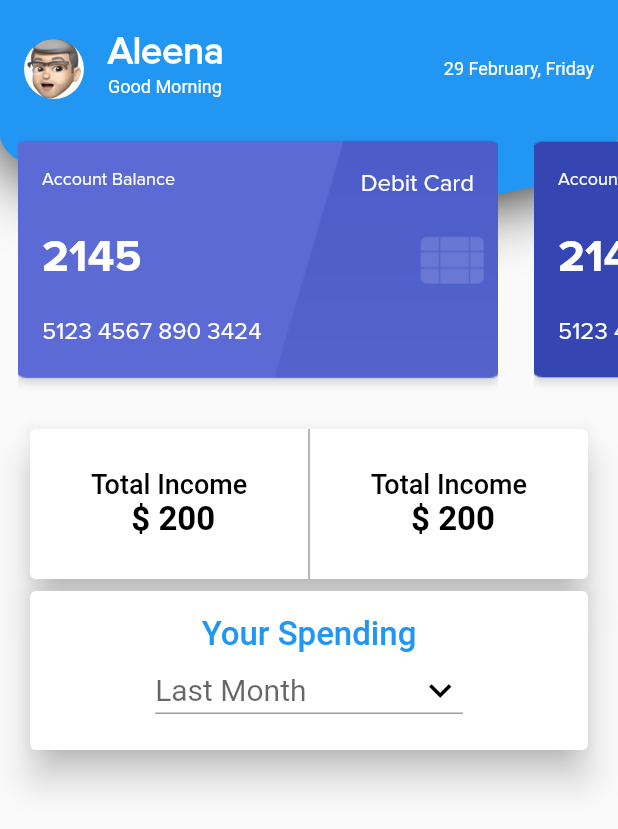
After one commit to mohanrajrajamani/finananceapp, a Flutter app: the HomePage screen opened directly, on a phone screen of 412 x 824 dp. The commit adds this screen. Shown: the top 829 px of the screen. Run offline on Flutter 3.47's test engine with Material 2 defaults, Android fonts, the phone set to English and light mode, and no system bars; our stand-ins replace pin_code_fields.

Commit message:
01-04-2020

```diff
--- /dev/null
+++ b/lib/data.dart
@@ -0,0 +1,29 @@
+
+import 'package:flutter/cupertino.dart';
+import 'package:my_sample_project/speciality.dart';
+
+List<SpecialityModel> getSpeciality(){
+
+  List<SpecialityModel> specialities = new List<SpecialityModel>();
+  SpecialityModel specialityModel = new SpecialityModel();
+
+  //1
+  specialityModel.noOfDoctors = 10;
+  specialityModel.speciality = "Cough & Cold";
+  specialityModel.imgAssetPath = "assets/images/card_bg_1.png";
+  specialityModel.backgroundColor = Color(0xffFBB97C);
+  specialities.add(specialityModel);
+
+  specialityModel = new SpecialityModel();
+
+  //2
+  specialityModel.noOfDoctors = 17;
+  specialityModel.speciality = "Heart Specialist";
+  specialityModel.imgAssetPath = "assets/images/card_bg_2.png";
+  specialityModel.backgroundColor = Color(0xffF69383);
+  specialities.add(specialityModel);
+
+  specialityModel = new SpecialityModel();
+
+  return specialities;
+}
--- /dev/null
+++ b/lib/homepage.dart
@@ -0,0 +1,479 @@
+import 'package:flutter/material.dart';
+import 'package:my_sample_project/data.dart';
+import 'package:my_sample_project/speciality.dart';
+
+String selectedCategorie = "Adults";
+
+class HomePage extends StatefulWidget {
+  @override
+  _HomePageState createState() => _HomePageState();
+}
+
+class _HomePageState extends State<HomePage> {
+  List<String> categories = ["Adults", "Childrens", "Womens", "Mens"];
+
+  List<SpecialityModel> specialities;
+
+  var dropdownValue = 'test';
+  String _value;
+
+  @override
+  void initState() {
+    super.initState();
+
+    specialities = getSpeciality();
+  }
+
+  @override
+  Widget build(BuildContext context) {
+    return Scaffold(
+        appBar: PreferredSize(
+            preferredSize: Size.fromHeight(10.0), // here the desired height
+            child: AppBar(
+              elevation: 0.0,
+            )),
+        body: new Container(
+          child: new ListView(
+            shrinkWrap: true,
+            children: <Widget>[
+              new Stack(
+                children: <Widget>[
+                  new Container(
+                    height: 130.0,
+                    decoration: new BoxDecoration(
+                      color: Colors.blue,
+                      boxShadow: [new BoxShadow(blurRadius: 40.0)],
+                      borderRadius: new BorderRadius.vertical(
+                          bottom: new Radius.elliptical(
+                              MediaQuery.of(context).size.width, 100.0)),
+                    ),
+                  ),
+                  // Container(
+                  //   child: Image.asset('assets/images/circular_image.png',
+                  //       width: double.infinity,
+                  //       colorBlendMode: BlendMode.dstATop,
+                  //       fit: BoxFit.cover,
+                  //       alignment: Alignment.center),
+                  // ),
+                  new Container(
+                    child: new Column(
+                      children: <Widget>[
+                        new Row(
+                          children: <Widget>[
+                            Expanded(
+                              flex: 10,
+                              child: ListTile(
+                                title: Text(
+                                  'Aleena',
+                                  style: TextStyle(
+                                      fontSize: 25,
+                                      fontWeight: FontWeight.bold,
+                                      fontFamily: 'Proxima',
+                                      color: Colors.white),
+                                ),
+                                subtitle: Text(
+                                  'Good Morning',
+                                  maxLines: 1,
+                                  overflow: TextOverflow.ellipsis,
+                                  style: TextStyle(
+                                      fontSize: 12, color: Colors.white),
+                                ),
+                                leading: CircleAvatar(
+                                  backgroundImage:
+                                      AssetImage('assets/images/person4.png'),
+                                ),
+                                trailing: Column(
+                                  crossAxisAlignment: CrossAxisAlignment.center,
+                                  mainAxisAlignment: MainAxisAlignment.center,
+                                  children: <Widget>[
+                                    Text(
+                                      '29 February, Friday',
+                                      style: TextStyle(
+                                          fontSize: 12, color: Colors.white),
+                                    ),
+                                  ],
+                                ),
+                              ),
+                            ),
+                          ],
+                        ),
+                        Container(
+                          height: 200,
+                          child: ListView.builder(
+                              itemCount: specialities.length,
+                              shrinkWrap: true,
+                              physics: ClampingScrollPhysics(),
+                              scrollDirection: Axis.horizontal,
+                              itemBuilder: (context, index) {
+                                return SpecialistTile(
+                                  imgAssetPath:
+                                      specialities[index].imgAssetPath,
+                                  speciality: specialities[index].speciality,
+                                  noOfDoctors: specialities[index].noOfDoctors,
+                                  backColor:
+                                      specialities[index].backgroundColor,
+                                );
+                              }),
+                        ),
+                        new Container(
+                            margin: EdgeInsets.fromLTRB(16, 0, 16, 0),
+                            width: double.infinity,
+                            child: new Card(
+                                elevation: 10.0,
+                                child: Padding(
+                                  padding: const EdgeInsets.all(0.0),
+                                  child: Column(
+                                    mainAxisAlignment:
+                                        MainAxisAlignment.spaceBetween,
+                                    crossAxisAlignment:
+                                        CrossAxisAlignment.stretch,
+                                    children: <Widget>[
+                                      Row(
+                                        children: <Widget>[
+                                          new Expanded(
+                                            child: Column(
+                                              mainAxisAlignment:
+                                                  MainAxisAlignment
+                                                      .spaceBetween,
+                                              crossAxisAlignment:
+                                                  CrossAxisAlignment.center,
+                                              children: <Widget>[
+                                                Text(
+                                                  'Total Income',
+                                                  style: TextStyle(
+                                                    fontSize: 18,
+                                                    color: Colors.black,
+                                                    fontWeight: FontWeight.w500,
+                                                  ),
+                                                ),
+                                                Text(
+                                                  "${1 > 0 ? "" : "-"} \$ ${200.toString()}",
+                                                  style: TextStyle(
+                                                    fontSize: 22,
+                                                    color: Colors.black,
+                                                    fontWeight: FontWeight.bold,
+                                                  ),
+                                                )
+                                              ],
+                                            ),
+                                          ),
+                                          SizedBox(
+                                            height: 100,
+                                            width: 1.0,
+                                            child: new Container(
+                                              color: Colors.black38,
+                                            ),
+                                          ),
+                                          new Expanded(
+                                            child: Column(
+                                              mainAxisAlignment:
+                                                  MainAxisAlignment
+                                                      .spaceBetween,
+                                              crossAxisAlignment:
+                                                  CrossAxisAlignment.center,
+                                              children: <Widget>[
+                                                Text(
+                                                  'Total Income',
+                                                  style: TextStyle(
+                                                    fontSize: 18,
+                                                    color: Colors.black,
+                                                    fontWeight: FontWeight.w500,
+                                                  ),
+                                                ),
+                                                Text(
+                                                  "${1 > 0 ? "" : "-"} \$ ${200.toString()}",
+                                                  style: TextStyle(
+                                                    fontSize: 22,
+                                                    color: Colors.black,
+                                                    fontWeight: FontWeight.bold,
+                                                  ),
+                                                )
+                                              ],
+                                            ),
+                                          ),
+                                        ],
+                                      ),
+                                      // new Row(
+                                      //   mainAxisAlignment:
+                                      //       MainAxisAlignment.spaceBetween,
+                                      //   crossAxisAlignment:
+                                      //       CrossAxisAlignment.start,
+                                      //   children: <Widget>[
+                                      //     Text(
+                                      //       'Account Balance',
+                                      //       style: TextStyle(
+                                      //           fontSize: 12,
+                                      //           fontFamily: 'Proxima',
+                                      //           color: Colors.blue),
+                                      //     ),
+                                      //     Text(
+                                      //       'Total Expenses',
+                                      //       style: TextStyle(
+                                      //           fontSize: 12,
+                                      //           fontFamily: 'Proxima',
+                                      //           color: Colors.blue),
+                                      //     ),
+                                      //   ],
+                                      // ),
+                                      // new Column(
+                                      //   mainAxisAlignment:
+                                      //       MainAxisAlignment.center,
+                                      //   crossAxisAlignment:
+                                      //       CrossAxisAlignment.center,
+                                      //   children: <Widget>[
+                                      //     SizedBox(
+                                      //       height: 50.00,
+                                      //       width: 10.00,
+                                      //       child: Container(
+                                      //         color: Colors.red,
+                                      //       ),
+                                      //     )
+                                      //   ],
+                                      // ),
+                                      // new Row(
+                                      //   mainAxisAlignment:
+                                      //       MainAxisAlignment.spaceBetween,
+                                      //   crossAxisAlignment:
+                                      //       CrossAxisAlignment.start,
+                                      //   children: <Widget>[
+                                      //     Text(
+                                      //       "345",
+                                      //       style: TextStyle(
+                                      //           fontSize: 26,
+                                      //           fontFamily: 'ProximaBold',
+                                      //           color: Colors.black),
+                                      //     ),
+                                      //     Text(
+                                      //       "345",
+                                      //       style: TextStyle(
+                                      //           fontSize: 26,
+                                      //           fontFamily: 'ProximaBold',
+                                      //           color: Colors.black),
+                                      //     ),
+                                      //   ],
+                                      // ),
+                                    ],
+                                  ),
+                                ))),
+                        new Container(
+                          margin: EdgeInsets.fromLTRB(16, 0, 16, 0),
+                          width: double.infinity,
+                          child: new Card(
+                            elevation: 10.0,
+                            child: new Column(
+                              children: <Widget>[
+                                Padding(
+                                    padding: const EdgeInsets.all(16.0),
+                                    child: new Column(
+                                      children: <Widget>[
+                                        Text(
+                                          "Your Spending",
+                                          style: TextStyle(
+                                            fontSize: 22,
+                                            color: Colors.blue,
+                                            fontWeight: FontWeight.w500,
+                                          ),
+                                        ),
+                                        DropdownButton<String>(
+                                            items: [
+                                              DropdownMenuItem<String>(
+                                                child: Row(
+                                                  children: <Widget>[
+                                                    Icon(Icons.filter_1),
+                                                    Text('Item 1'),
+                                                  ],
+                                                ),
+                                                value: 'one',
+                                              ),
+                                              DropdownMenuItem<String>(
+                                                child: Row(
+                                                  children: <Widget>[
+                                                    Icon(Icons.filter_2),
+                                                    Text('Item 2'),
+                                                  ],
+                                                ),
+                                                value: 'two',
+                                              ),
+                                              DropdownMenuItem<String>(
+                                                child: Row(
+                                                  children: <Widget>[
+                                                    Icon(Icons.filter_3),
+                                                    Text('Item 3'),
+                                                  ],
+                                                ),
+                                                value: 'three',
+                                              ),
+                                            ],
+                                            isExpanded: false,
+                                            onChanged: (String value) {
+                                              setState(() {
+                                                _value = value;
+                                              });
+                                            },
+                                            hint: Text(
+                                                'Last Month               '),
+                                            value: _value,
+                                            underline: Container(
+                                              decoration: const BoxDecoration(
+                                                  border: Border(
+                                                      bottom: BorderSide(
+                                                          color: Colors.grey))),
+                                            ),
+                                            style: TextStyle(
+                                              fontSize: 20,
+                                              color: Colors.black,
+                                            ),
+                                            iconEnabledColor: Colors.black,
+                                            iconSize: 30.0,
+                                            //        iconDisabledColor: Colors.grey,
+                                            icon: new Icon(
+                                                Icons.keyboard_arrow_down)),
+                                      ],
+                                    )),
+                              ],
+                            ),
+                          ),
+                        )
+                      ],
+                    ),
+                  ),
+                ],
+              )
+            ],
+          ),
+        ));
+  }
+}
+
+Widget colorCard(
+    String text, double amount, int type, BuildContext context, Color color) {
+  final _media = MediaQuery.of(context).size;
+  return Container(
+    margin: EdgeInsets.only(top: 15, right: 15),
+    padding: EdgeInsets.all(15),
+    height: 100,
+    width: _media.width / 2 - 25,
+    decoration: BoxDecoration(
+        color: color,
+        borderRadius: BorderRadius.circular(15),
+        boxShadow: [
+          BoxShadow(
+              color: color.withOpacity(0.4),
+              blurRadius: 16,
+              spreadRadius: 0.2,
+              offset: Offset(0, 8)),
+        ]),
+    child: Column(
+      mainAxisAlignment: MainAxisAlignment.spaceBetween,
+      crossAxisAlignment: CrossAxisAlignment.start,
+      children: <Widget>[
+        Text(
+          text,
+          style: TextStyle(
+            fontSize: 18,
+            color: Colors.white,
+            fontWeight: FontWeight.w500,
+          ),
+        ),
+        Text(
+          "${type > 0 ? "" : "-"} \$ ${amount.toString()}",
+          style: TextStyle(
+            fontSize: 22,
+            color: Colors.white,
+            fontWeight: FontWeight.bold,
+          ),
+        )
+      ],
+    ),
+  );
+}
+
+class SpecialistTile extends StatelessWidget {
+  String imgAssetPath;
+  String speciality;
+  int noOfDoctors;
+  Color backColor;
+  SpecialistTile(
+      {@required this.imgAssetPath,
+      @required this.speciality,
+      @required this.noOfDoctors,
+      @required this.backColor});
+
+  @override
+  Widget build(BuildContext context) {
+    return Container(
+      width: 320,
+      margin: EdgeInsets.fromLTRB(12, 0, 12, 12),
+      decoration: BoxDecoration(
+        image: new DecorationImage(
+          image: new ExactAssetImage(imgAssetPath),
+          fit: BoxFit.none,
+        ),
+      ),
+      padding: EdgeInsets.only(top: 30, right: 16, left: 16, bottom: 40),
+      child: Column(
+        mainAxisAlignment: MainAxisAlignment.spaceBetween,
+        crossAxisAlignment: CrossAxisAlignment.stretch,
+        children: <Widget>[
+          new Row(
+            mainAxisAlignment: MainAxisAlignment.spaceBetween,
+            crossAxisAlignment: CrossAxisAlignment.start,
+            children: <Widget>[
+              Text(
+                'Account Balance',
+                style: TextStyle(
+                    fontSize: 12, fontFamily: 'Proxima', color: Colors.white),
+              ),
+              Text(
+                'Debit Card',
+                style: TextStyle(
+                    fontSize: 16, fontFamily: 'Proxima', color: Colors.white),
+              ),
+            ],
+          ),
+          new Column(
+            crossAxisAlignment: CrossAxisAlignment.stretch,
+            mainAxisAlignment: MainAxisAlignment.spaceEvenly,
+            children: <Widget>[
+              Text(
+                "2145",
+                style: TextStyle(
+                    fontSize: 30,
+                    fontFamily: 'ProximaBold',
+                    color: Colors.white),
+              ),
+            ],
+          ),
+          new Column(
+            crossAxisAlignment: CrossAxisAlignment.stretch,
+            mainAxisAlignment: MainAxisAlignment.spaceEvenly,
+            children: <Widget>[
+              Text(
+                '5123 4567 890 3424',
+                style: TextStyle(
+                    fontSize: 16, fontFamily: 'Proxima', color: Colors.white),
+              ),
+            ],
+          ),
+        ],
+      ),
+
+      // Text(
+      //   speciality,
+      //   style: TextStyle(color: Colors.white, fontSize: 20),
+      // ),
+      // SizedBox(
+      //   height: 1,
+      // ),
+      // Text(
+      //   "$noOfDoctors Doctors",
+      //   style: TextStyle(color: Colors.white, fontSize: 13),
+      // ),
+      // Image.asset(
+      //   imgAssetPath,
+      //   height: 50,
+      //   fit: BoxFit.fitHeight,
+      // )
+    );
+  }
+}
--- /dev/null
+++ b/lib/speciality.dart
@@ -0,0 +1,10 @@
+import 'package:flutter/cupertino.dart';
+
+class SpecialityModel{
+
+  String imgAssetPath;
+  String speciality;
+  int noOfDoctors;
+  Color backgroundColor;
+  SpecialityModel({this.imgAssetPath,this.speciality,this.noOfDoctors, this.backgroundColor});
+}
```
Also changed, not shown: lib/dash.dart (added, +150 -0 lines), lib/dashboard_page.dart (+66 -12 lines), assets/images/account_icon.png (added), assets/images/budget_icon.png (added), assets/images/card_bg_1.png (added), assets/images/card_bg_2.png (added), assets/images/circular_image.png (added), assets/images/dashboard_icon.png (added), assets/images/person4.png (added), assets/images/report_icon.png (added).
